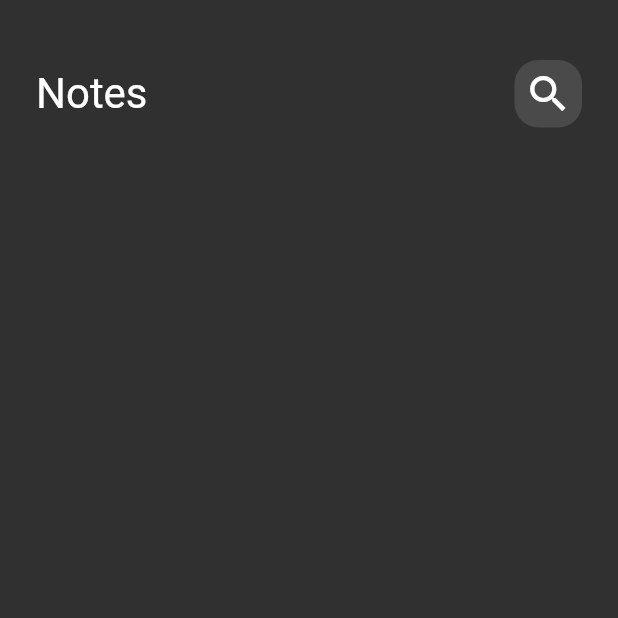
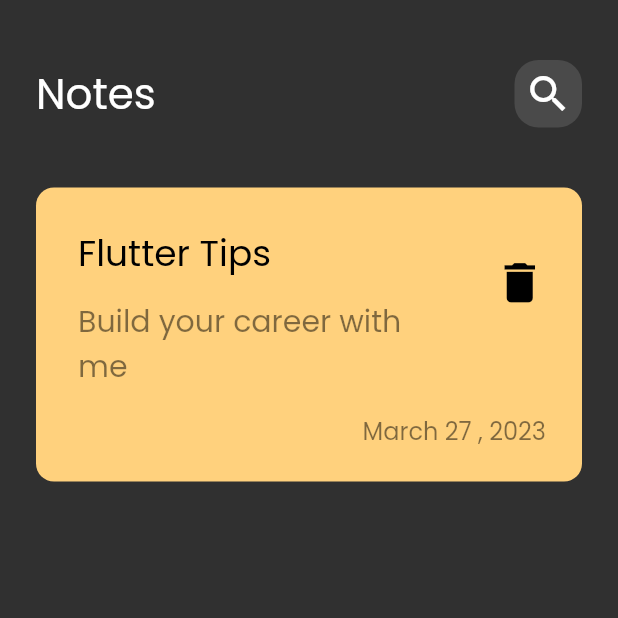
Before and after one commit to Beshoymoriis/notes_app, a Flutter app: the screen it shows after launch, on a phone screen of 412 x 824 dp, the top half of it. Run offline on Flutter 3.47's test engine with Material 2 defaults, Android fonts, the phone set to English and light mode, and no system bars.

Commit message:
create custom note item

```diff
--- a/lib/main.dart
+++ b/lib/main.dart
@@ -13,7 +13,7 @@ class MyApp extends StatelessWidget {
   Widget build(BuildContext context) {
     return MaterialApp(
       debugShowCheckedModeBanner: false,
-      theme: ThemeData(brightness: Brightness.dark),
+      theme: ThemeData(brightness: Brightness.dark, fontFamily: 'Poppins'),
       home: const NoteView(),
     );
   }
--- /dev/null
+++ b/lib/widgets/custom_note_item.dart
@@ -0,0 +1,48 @@
+import 'package:flutter/material.dart';
+
+class NoteItem extends StatelessWidget {
+  const NoteItem({super.key});
+
+  @override
+  Widget build(BuildContext context) {
+    return Container(
+      padding: const EdgeInsets.only(top: 22, bottom: 22, left: 12),
+      decoration: BoxDecoration(
+          color: const Color(0xFFFFD17D),
+          borderRadius: BorderRadius.circular(12)),
+      child: Column(
+        crossAxisAlignment: CrossAxisAlignment.end,
+        children: [
+          ListTile(
+            title: const Text(
+              'Flutter Tips',
+              style: TextStyle(color: Colors.black, fontSize: 24),
+            ),
+            subtitle: Padding(
+              padding: const EdgeInsets.only(top: 12, bottom: 12),
+              child: Text(
+                'Build your career with me',
+                style: TextStyle(
+                    color: Colors.black.withOpacity(0.5), fontSize: 20),
+              ),
+            ),
+            trailing: IconButton(
+              onPressed: () {},
+              icon: const Icon(Icons.delete),
+              color: Colors.black,
+              iconSize: 35,
+            ),
+          ),
+          Padding(
+            padding: const EdgeInsets.only(right: 24),
+            child: Text(
+              'March 27 , 2023',
+              style:
+                  TextStyle(color: Colors.black.withOpacity(0.5), fontSize: 16),
+            ),
+          ),
+        ],
+      ),
+    );
+  }
+}
--- a/lib/widgets/custom_view_body.dart
+++ b/lib/widgets/custom_view_body.dart
@@ -1,5 +1,6 @@
 import 'package:flutter/material.dart';
 import 'package:note_app/widgets/custom_appbar.dart';
+import 'package:note_app/widgets/custom_note_item.dart';
 
 class CustomViewBody extends StatelessWidget {
   const CustomViewBody({super.key});
@@ -13,7 +14,11 @@ class CustomViewBody extends StatelessWidget {
           SizedBox(
             height: 40,
           ),
-          CustomAppBar()
+          CustomAppBar(),
+          SizedBox(
+            height: 40,
+          ),
+          NoteItem(),
         ],
       ),
     );
```
Also changed, not shown: pubspec.yaml (+5 -12 lines), assets/fonts/Poppins-Regular.ttf (added).
